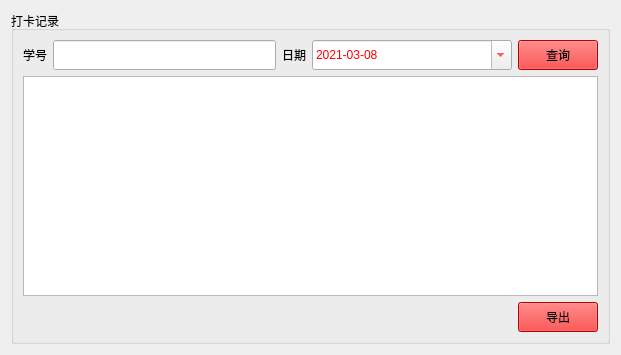
Qt form recordwidget.ui (eagleqq/FaceRecognition) before a commit.
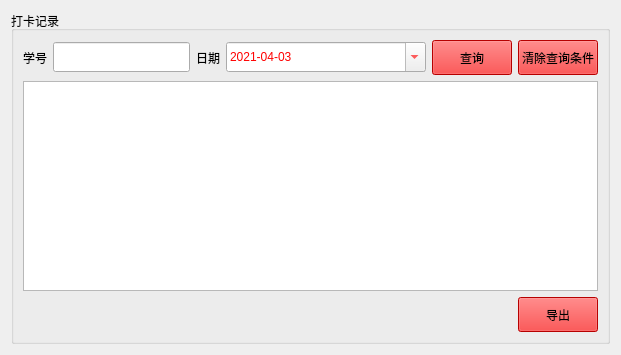
The same form after that commit.

Patch:
```diff
--- a/recordwidget.ui
+++ b/recordwidget.ui
@@ -77,6 +77,16 @@
            <string notr="true">color: rgb(255, 0, 0);
 font: 9pt &quot;宋体&quot;;</string>
           </property>
+          <property name="dateTime">
+           <datetime>
+            <hour>0</hour>
+            <minute>0</minute>
+            <second>0</second>
+            <year>2021</year>
+            <month>4</month>
+            <day>3</day>
+           </datetime>
+          </property>
           <property name="displayFormat">
            <string>yyyy-MM-dd</string>
           </property>
@@ -86,8 +96,8 @@
           <property name="date">
            <date>
             <year>2021</year>
-            <month>3</month>
-            <day>8</day>
+            <month>4</month>
+            <day>3</day>
            </date>
           </property>
          </widget>
@@ -97,7 +107,7 @@
           <property name="minimumSize">
            <size>
             <width>0</width>
-            <height>30</height>
+            <height>35</height>
            </size>
           </property>
           <property name="maximumSize">
@@ -114,6 +124,22 @@
           </property>
          </widget>
         </item>
+        <item>
+         <widget class="QPushButton" name="pushButton_clear">
+          <property name="minimumSize">
+           <size>
+            <width>0</width>
+            <height>35</height>
+           </size>
+          </property>
+          <property name="styleSheet">
+           <string notr="true">background-color: rgb(255, 0, 0);</string>
+          </property>
+          <property name="text">
+           <string>清除查询条件</string>
+          </property>
+         </widget>
+        </item>
        </layout>
       </item>
       <item>
@@ -144,7 +170,7 @@
           <property name="minimumSize">
            <size>
             <width>0</width>
-            <height>30</height>
+            <height>35</height>
            </size>
           </property>
           <property name="styleSheet">
```
